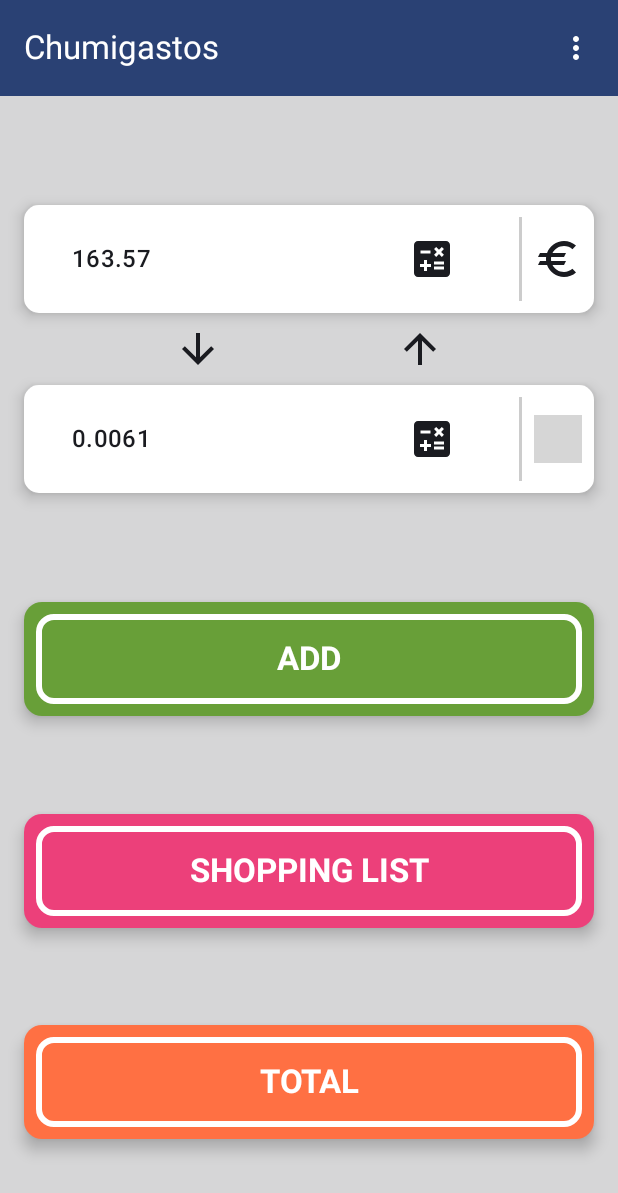
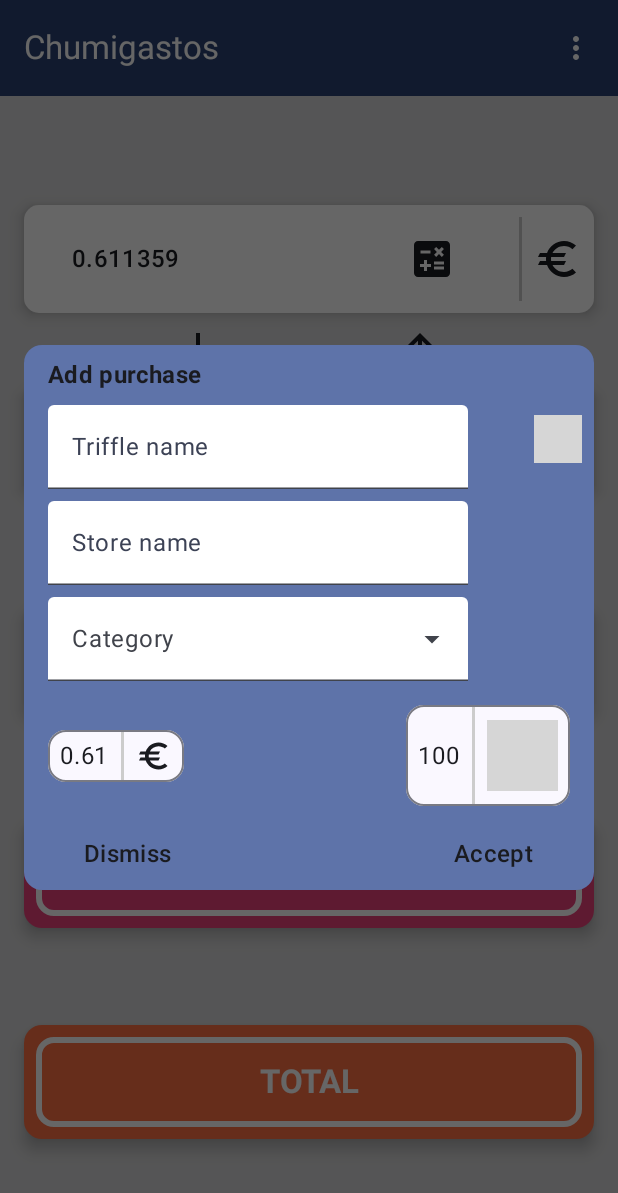
Before and after one commit to ClaraBartolome/Chumigastos, an Android app built with Jetpack Compose: the screen it shows after launch (MainActivity), after a tap on "ADD", on a phone screen of 412 x 824 dp. Shown: the top 1193 px of the screen. Run offline under Robolectric (Android 15) with nearby library versions, the phone set to English and light mode, and no system bars; grey boxes are pictures that could not be loaded.

Commit message:
Added popUp to add item

```diff
--- a/app/src/main/java/com/example/myapplication/common/Constants.kt
+++ b/app/src/main/java/com/example/myapplication/common/Constants.kt
@@ -1,4 +1,6 @@
 package com.example.myapplication.common
+
+import com.example.myapplication.R
 
 enum class ChumiScreens() {
     Start,
@@ -6,6 +8,14 @@ enum class ChumiScreens() {
     List
 }
 
+val categories = listOf(
+    R.string.clothes,
+    R.string.food,
+    R.string.stationery,
+    R.string.home,
+    R.string.triffles
+)
+
 //Preferences
 val PREFERENCES_YEN_EXCHANGE = "YEN_EXCHANGE"
 val PREFERENCES_EUR_EXCHANGE = "EUR_EXCHANGE"
--- a/app/src/main/java/com/example/myapplication/compose/UIComposeViewhelper.kt
+++ b/app/src/main/java/com/example/myapplication/compose/UIComposeViewhelper.kt
@@ -6,6 +6,7 @@ import androidx.compose.runtime.MutableState
 import com.example.myapplication.common.PREFERENCES_EUR_EXCHANGE
 import com.example.myapplication.common.PREFERENCES_YEN_EXCHANGE
 import com.example.myapplication.common.PREFERENCE_FILE
+import java.util.Locale
 
 fun getYenExchange(activity: ComponentActivity): Float {
     return activity.getSharedPreferences(PREFERENCE_FILE, Context.MODE_PRIVATE)
@@ -34,3 +35,11 @@ fun setEurExchange(activity: ComponentActivity, eurExchange: MutableState<Float>
         PREFERENCES_YEN_EXCHANGE, 1/eurExchange.value
     ).apply()
 }
+
+fun formatText(value: Float): String {
+    return if (value % 1.0f == 0.0f) {
+        value.toInt().toString()
+    } else {
+        String.format(Locale.getDefault(), "%.2f", value)
+    }
+}
--- a/app/src/main/java/com/example/myapplication/compose/components/MoneyItem.kt
+++ b/app/src/main/java/com/example/myapplication/compose/components/MoneyItem.kt
@@ -6,6 +6,7 @@ import androidx.compose.foundation.layout.Arrangement
 import androidx.compose.foundation.layout.Column
 import androidx.compose.foundation.layout.IntrinsicSize
 import androidx.compose.foundation.layout.Row
+import androidx.compose.foundation.layout.fillMaxHeight
 import androidx.compose.foundation.layout.fillMaxSize
 import androidx.compose.foundation.layout.fillMaxWidth
 import androidx.compose.foundation.layout.height
@@ -41,6 +42,7 @@ import androidx.compose.ui.text.input.KeyboardType
 import androidx.compose.ui.tooling.preview.Preview
 import androidx.compose.ui.unit.dp
 import com.example.myapplication.R
+import com.example.myapplication.compose.formatText
 import com.example.myapplication.ui.theme.MyApplicationTheme
 import java.util.Locale
 
@@ -170,6 +172,62 @@ fun MoneyItemPopUp(eurToYen: MutableState<Boolean>, eurChange: Float, yenChange:
     }
 }
 
+@Composable
+fun ShowMoneyExchangeItem(eur: Float, yen: Float){
+    Row(horizontalArrangement = Arrangement.SpaceBetween, verticalAlignment = Alignment.CenterVertically , modifier = Modifier
+        .fillMaxWidth()
+        .padding(horizontal = 16.dp)
+        .padding(top = 8.dp)){
+
+        OutlinedCard (
+            modifier = Modifier.padding(top = 8.dp)
+        ) {
+            Row(horizontalArrangement = Arrangement.SpaceEvenly, verticalAlignment = Alignment.CenterVertically, modifier = Modifier
+                .height(IntrinsicSize.Min)) {
+                Text(text = formatText(eur),
+                    style = MaterialTheme.typography.bodyLarge,
+                    color = MaterialTheme.colorScheme.onBackground,
+                    modifier = Modifier
+                        .padding(all = 8.dp))
+                VerticalDivider(thickness = 2.dp, color = Color.LightGray)
+
+                Column(modifier = Modifier
+                    .padding(horizontal = 8.dp),
+                    verticalArrangement = Arrangement.Center){
+                    Image(painter = painterResource(id = R.drawable.ic_euro), contentDescription = "",
+                        modifier = Modifier
+                            .fillMaxHeight(0.7f), colorFilter = ColorFilter.tint(MaterialTheme.colorScheme.onBackground)
+                    )
+                }
+            }
+        }
+
+        OutlinedCard (
+            modifier = Modifier.padding(top = 8.dp)
+        ) {
+            Row(horizontalArrangement = Arrangement.SpaceEvenly, verticalAlignment = Alignment.CenterVertically, modifier = Modifier
+                .height(IntrinsicSize.Min)) {
+                Text(text = formatText(yen),
+                    style = MaterialTheme.typography.bodyLarge,
+                    color = MaterialTheme.colorScheme.onBackground,
+                    modifier = Modifier
+                        .padding(all = 8.dp))
+                VerticalDivider(thickness = 2.dp, color = Color.LightGray)
+
+                Column(modifier = Modifier
+                    .padding(horizontal = 8.dp),
+                    verticalArrangement = Arrangement.Center){
+                    Image(painter = painterResource(id = R.drawable.ic_yen), contentDescription = "",
+                        modifier = Modifier
+                            .fillMaxHeight(0.7f), colorFilter = ColorFilter.tint(MaterialTheme.colorScheme.onBackground)
+                    )
+                }
+            }
+        }
+
+    }
+}
+
 
 private fun parseValue(text: String): Float{
     // Encontrar la última coma en la cadena
@@ -193,18 +251,6 @@ private fun parseValue(text: String): Float{
     return cleanedText.toFloatOrNull() ?: 0.0f
 }
 
-
-
-private fun formatTextExchange(value: Float, type:Boolean): String {
-    return if (value % 1.0f == 0.0f) {
-        value.toInt().toString()
-    } else if(type) {
-        String.format(Locale.getDefault(), "%.2f", value)
-    }else{
-        String.format(Locale.getDefault(), "%.5f", value)
-    }
-}
-
 @Preview(showBackground = true, showSystemUi = true, apiLevel = 33)
 @Composable
 private fun DefaultPreview() {
--- /dev/null
+++ b/app/src/main/java/com/example/myapplication/compose/components/PopUpAdd.kt
@@ -0,0 +1,181 @@
+package com.example.myapplication.compose.components
+
+import androidx.compose.foundation.Image
+import androidx.compose.foundation.layout.Arrangement
+import androidx.compose.foundation.layout.Column
+import androidx.compose.foundation.layout.IntrinsicSize
+import androidx.compose.foundation.layout.Row
+import androidx.compose.foundation.layout.fillMaxHeight
+import androidx.compose.foundation.layout.fillMaxSize
+import androidx.compose.foundation.layout.fillMaxWidth
+import androidx.compose.foundation.layout.height
+import androidx.compose.foundation.layout.padding
+import androidx.compose.foundation.layout.size
+import androidx.compose.foundation.layout.wrapContentHeight
+import androidx.compose.foundation.text.KeyboardOptions
+import androidx.compose.material3.Card
+import androidx.compose.material3.CardDefaults
+import androidx.compose.material3.DropdownMenuItem
+import androidx.compose.material3.ExperimentalMaterial3Api
+import androidx.compose.material3.ExposedDropdownMenuBox
+import androidx.compose.material3.ExposedDropdownMenuDefaults
+import androidx.compose.material3.MaterialTheme
+import androidx.compose.material3.OutlinedCard
+import androidx.compose.material3.OutlinedTextField
+import androidx.compose.material3.OutlinedTextFieldDefaults
+import androidx.compose.material3.Text
+import androidx.compose.material3.TextField
+import androidx.compose.material3.TextFieldDefaults
+import androidx.compose.material3.VerticalDivider
+import androidx.compose.runtime.Composable
+import androidx.compose.runtime.MutableState
+import androidx.compose.runtime.getValue
+import androidx.compose.runtime.mutableStateOf
+import androidx.compose.runtime.remember
+import androidx.compose.runtime.setValue
+import androidx.compose.ui.Alignment
+import androidx.compose.ui.Modifier
+import androidx.compose.ui.graphics.Color
+import androidx.compose.ui.graphics.ColorFilter
+import androidx.compose.ui.res.painterResource
+import androidx.compose.ui.res.stringResource
+import androidx.compose.ui.text.font.FontWeight
+import androidx.compose.ui.text.input.KeyboardType
+import androidx.compose.ui.text.style.TextAlign
+import androidx.compose.ui.tooling.preview.Preview
+import androidx.compose.ui.unit.dp
+import androidx.compose.ui.window.Dialog
+import com.example.myapplication.R
+import com.example.myapplication.common.categories
+import com.example.myapplication.compose.formatText
+import com.example.myapplication.ui.theme.MyApplicationTheme
+
+@OptIn(ExperimentalMaterial3Api::class)
+@Composable
+fun AlertAdd(
+    eur: Float,
+    yen: Float,
+    onDismissRequest: () -> Unit,
+    onConfirmation: () -> Unit
+) {
+    val itemName = remember { mutableStateOf("") }
+    val storeName = remember { mutableStateOf("") }
+    val categoryName = remember { mutableStateOf("") }
+    var expanded by remember { mutableStateOf(false) }
+    val selectedText = remember { mutableStateOf(categories[0]) }
+    var categorySelected by remember{ mutableStateOf(-1) }
+    var isCategorySelected by remember{ mutableStateOf(false) }
+    Dialog(onDismissRequest = { /*TODO*/ }) {
+        Card(
+            colors = CardDefaults.cardColors(
+                containerColor = MaterialTheme.colorScheme.primaryContainer,
+            ),
+            modifier = Modifier
+                .fillMaxWidth()
+                .wrapContentHeight()
+                .padding(horizontal = 16.dp)
+        ) {
+            Column(verticalArrangement = Arrangement.SpaceEvenly, horizontalAlignment = Alignment.Start, modifier = Modifier.fillMaxWidth()) {
+                Text(
+                    text = stringResource(id = R.string.add_purchase),
+                    modifier = Modifier
+                        .padding(start = 16.dp, top = 8.dp),
+                    style = MaterialTheme.typography.titleMedium,
+                    fontWeight = FontWeight.Bold,
+                    color = MaterialTheme.colorScheme.onBackground,
+                    textAlign = TextAlign.Start
+                )
+
+                PopUpTextField(text = itemName, placeholder = stringResource(id = R.string.triffle), label = stringResource(id = R.string.triffle_name))
+                PopUpTextField(text = storeName, placeholder = stringResource(id = R.string.acme), label = stringResource(id = R.string.store_name))
+
+                ExposedDropdownMenuBox(expanded = expanded, onExpandedChange = {expanded = !expanded}) {
+                    TextField(
+                        // The `menuAnchor` modifier must be passed to the text field for correctness.
+                        modifier = Modifier
+                            .menuAnchor()
+                            .padding(start = 16.dp, top = 8.dp, end = 16.dp),
+                        readOnly = true,
+                        value = categoryName.value,
+                        onValueChange = {},
+                        label = { Text(stringResource(id = R.string.category)) },
+                        trailingIcon = { ExposedDropdownMenuDefaults.TrailingIcon(expanded = expanded) },
+                        colors = TextFieldDefaults.colors(
+                            unfocusedContainerColor = Color.White,
+                            focusedContainerColor = Color.White,
+                            disabledContainerColor = Color.White,
+                            errorContainerColor = Color.White,
+                    ))
+                    ExposedDropdownMenu(
+                        expanded = expanded,
+                        onDismissRequest = { expanded = false }
+                    ) {
+                        categories.forEach { item ->
+                            DropdownMenuItem(
+                                text = { Text(text = stringResource(id = item)) },
+                                onClick = {
+                                    isCategorySelected = true
+                                    categorySelected = item
+                                    expanded = false
+                                }
+                            )
+                        }
+                    }
+                }
+
+                if(isCategorySelected && categorySelected != -1){
+                    isCategorySelected = false
+                    categoryName.value = stringResource(id = categorySelected)
+                    categorySelected = -1
+                }
+
+                ShowMoneyExchangeItem(eur = eur, yen = yen)
+
+                Row(horizontalArrangement = Arrangement.SpaceBetween, verticalAlignment = Alignment.CenterVertically , modifier = Modifier
+                    .fillMaxWidth()
+                    .padding(horizontal = 16.dp)
+                    .padding(top = 8.dp)){
+                    PopUpButton(stringResource(id = R.string.dismiss)){onDismissRequest.invoke()}
+                    PopUpButton(stringResource(id = R.string.accept)){onConfirmation.invoke()}
+                }
+            }
+        }
+    }
+
+}
+
+@Composable
+private fun PopUpTextField(text: MutableState<String>, placeholder: String, label:String){
+    TextField(
+        value = text.value,
+        onValueChange = {},
+        placeholder = {
+            Text(text = placeholder,
+                color = Color.LightGray
+            )},
+        label = {
+            Text(text = label,
+                color = MaterialTheme.colorScheme.secondary
+            )},
+        colors = TextFieldDefaults.colors(
+            unfocusedContainerColor = Color.White,
+            focusedContainerColor = Color.White,
+            disabledContainerColor = Color.White,
+            errorContainerColor = Color.White
+        ),
+        modifier = Modifier.padding(start = 16.dp, top = 8.dp, end = 16.dp)
+    )
+}
+
+@Preview(showBackground = true, showSystemUi = true, apiLevel = 33,locale = "es")
+@Composable
+private fun DefaultPreview() {
+    MyApplicationTheme {
+        AlertAdd(
+            1.0f,
+            2.0f,
+            onDismissRequest = { /*TODO*/ },
+            onConfirmation = { }
+        )
+    }
+}
--- a/app/src/main/java/com/example/myapplication/compose/components/PopUp.kt
+++ b/app/src/main/java/com/example/myapplication/compose/components/PopUpExchange.kt
@@ -29,7 +29,6 @@ import androidx.compose.ui.tooling.preview.Preview
 import androidx.compose.ui.unit.dp
 import androidx.compose.ui.window.Dialog
 import com.example.myapplication.R
-import com.example.myapplication.compose.getYenExchange
 import com.example.myapplication.ui.theme.MyApplicationTheme
 
 @Composable
@@ -93,8 +92,8 @@ fun AlertExchange(
                 Row(horizontalArrangement = Arrangement.SpaceBetween, verticalAlignment = Alignment.CenterVertically , modifier = Modifier
                     .fillMaxWidth()
                     .padding( horizontal = 16.dp)){
-                    PopUpButton("Cancelar"){onDismissRequest.invoke()}
-                    PopUpButton("Aceptar"){onConfirmation.invoke(input.value, exchangeEurYen.value)}
+                    PopUpButton(stringResource(id = R.string.dismiss)){onDismissRequest.invoke()}
+                    PopUpButton(stringResource(id = R.string.accept)){onConfirmation.invoke(input.value, exchangeEurYen.value)}
                 }
             }
         }
@@ -102,7 +101,7 @@ fun AlertExchange(
 }
 
 @Composable
-private fun PopUpButton(label: String, onClick: () -> Unit){
+fun PopUpButton(label: String, onClick: () -> Unit){
     Button(
         onClick = { onClick.invoke()},
         colors = ButtonDefaults.buttonColors(
--- a/app/src/main/java/com/example/myapplication/compose/screens/MainScreen.kt
+++ b/app/src/main/java/com/example/myapplication/compose/screens/MainScreen.kt
@@ -24,6 +24,7 @@ import androidx.compose.ui.unit.dp
 import com.example.myapplication.R
 import com.example.myapplication.compose.components.DoubleBorderButton
 import com.example.myapplication.compose.components.MoneyItem
+import com.example.myapplication.compose.formatText
 import com.example.myapplication.ui.theme.MyApplicationTheme
 import java.util.Locale
 
@@ -31,11 +32,12 @@ import java.util.Locale
 fun MainScreen(
     yenExchange: MutableState<Float>,
     eurExchange: MutableState<Float>,
+    yenValue: MutableState<Float>,
+    eurValue: MutableState<Float>,
     onClickAdd: ()-> Unit,
     onClickList: ()-> Unit,
     onClickTotals: ()-> Unit) {
-    val yenValue = remember { mutableStateOf<Float>(yenExchange.value) }
-    val eurValue = remember { mutableStateOf<Float>(eurExchange.value) }
+
     val textYen = remember { mutableStateOf(yenValue.value.toString()) }
     val textEur = remember { mutableStateOf(eurValue.value.toString()) }
     Column(verticalArrangement = Arrangement.SpaceEvenly, modifier = Modifier.fillMaxSize()) {
@@ -78,13 +80,7 @@ fun MainScreen(
 
 private fun onUpdateCurrency(yen: MutableState<Float>, yenExchange: MutableState<Float>) = yen.value * yenExchange.value
 
-private fun formatText(value: Float): String {
-    return if (value % 1.0f == 0.0f) {
-        value.toInt().toString()
-    } else {
-        String.format(Locale.getDefault(), "%.2f", value)
-    }
-}
+
 
 @Preview(showBackground = true, showSystemUi = true, apiLevel = 33)
 @Composable
@@ -93,6 +89,8 @@ fun prevMainScreen(){
         MainScreen(
             remember { mutableStateOf<Float>(1.0f)},
             remember { mutableStateOf<Float>(1.0f)},
+            remember { mutableStateOf<Float>(1.0f)},
+            remember { mutableStateOf<Float>(1.0f)},
             {}, {}, {})
     }
 }
--- a/app/src/main/java/com/example/myapplication/compose/screens/UICompose.kt
+++ b/app/src/main/java/com/example/myapplication/compose/screens/UICompose.kt
@@ -21,6 +21,7 @@ import androidx.navigation.compose.composable
 import androidx.navigation.compose.rememberNavController
 import com.example.myapplication.R
 import com.example.myapplication.common.ChumiScreens
+import com.example.myapplication.compose.components.AlertAdd
 import com.example.myapplication.compose.components.AlertExchange
 import com.example.myapplication.compose.components.TopAppBarDefault
 
@@ -36,6 +37,13 @@ fun UICompose(
 
     //Edit exchange
     val isPopUpExchangeOpen = remember { mutableStateOf(false) }
+
+    //Add Item
+    val isPopUpAddItemOpen = remember { mutableStateOf(false) }
+
+    //Price
+    val yenValue = remember { mutableStateOf<Float>(100f) }
+    val eurValue = remember { mutableStateOf<Float>(100/ eurExchange.value) }
     Scaffold(
         topBar = { TopAppBarDefault(navController = navController, screen = ChumiScreens.Start, isPopUpExchangeOpen) },
     ) { innerPadding ->
@@ -57,7 +65,9 @@ fun UICompose(
                     MainScreen(
                         yenExchange,
                         eurExchange,
-                        onClickAdd = { createToast(ctx) },
+                        yenValue,
+                        eurValue,
+                        onClickAdd = { isPopUpAddItemOpen.value = true },
                         onClickList = { createToast(ctx) },
                         onClickTotals = { createToast(ctx) }
                     )
@@ -80,6 +90,14 @@ fun UICompose(
                             isPopUpExchangeOpen.value = false
                         }
                     }
+                    if(isPopUpAddItemOpen.value){
+                        AlertAdd(
+                            eurValue.value,
+                            yenValue.value,
+                            onDismissRequest = { isPopUpAddItemOpen.value = false}) {
+                            isPopUpAddItemOpen.value = false
+                        }
+                    }
                 }
                 }
         }
--- a/app/src/main/res/values/strings.xml
+++ b/app/src/main/res/values/strings.xml
@@ -8,4 +8,17 @@
     <string name="EUR_exchange">1 EUR is equal to</string>
     <string name="eur_to_jpy">EUR to JPY</string>
     <string name="jpy_to_eur">JPY to EUR</string>
+    <string name="add_purchase">Add purchase</string>
+    <string name="triffle">Triffle</string>
+    <string name="triffle_name">Triffle name</string>
+    <string name="acme" translatable="false">ACME</string>
+    <string name="store_name">Store name</string>
+    <string name="accept">Accept</string>
+    <string name="dismiss">Dismiss</string>
+    <string name="clothes">Clothes</string>
+    <string name="food">Food</string>
+    <string name="stationery">Stationery</string>
+    <string name="home">home</string>
+    <string name="triffles">Triffles</string>
+    <string name="category">Category</string>
 </resources>
```
Also changed, not shown: 1 other file.
